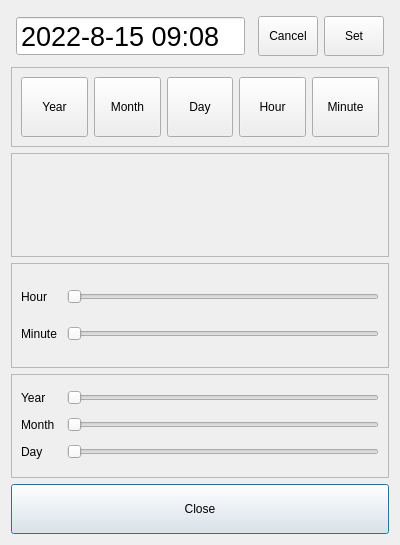
The window that msgdialog.ui (ic005k/Knot-Legacy) describes before a commit, drawn with Qt 5.
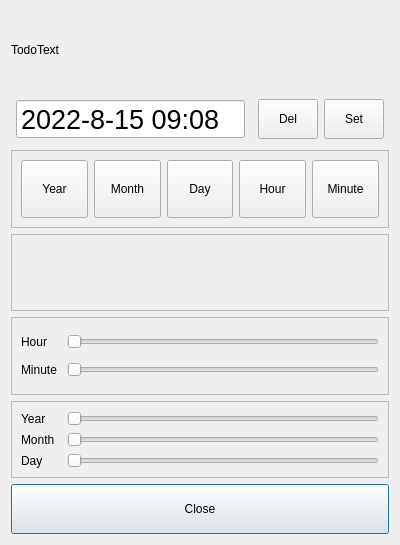
The same window after the commit.

```diff
--- a/msgdialog.ui
+++ b/msgdialog.ui
@@ -14,6 +14,19 @@
    <string>Alarm</string>
   </property>
   <layout class="QVBoxLayout" name="verticalLayout_4">
+   <item>
+    <widget class="QLabel" name="lblTodoText">
+     <property name="maximumSize">
+      <size>
+       <width>16777215</width>
+       <height>80</height>
+      </size>
+     </property>
+     <property name="text">
+      <string>TodoText</string>
+     </property>
+    </widget>
+   </item>
    <item>
     <widget class="QFrame" name="frameFun">
      <property name="maximumSize">
@@ -119,7 +132,7 @@
          </size>
         </property>
         <property name="text">
-         <string>Cancel</string>
+         <string>Del</string>
         </property>
        </widget>
       </item>
```
